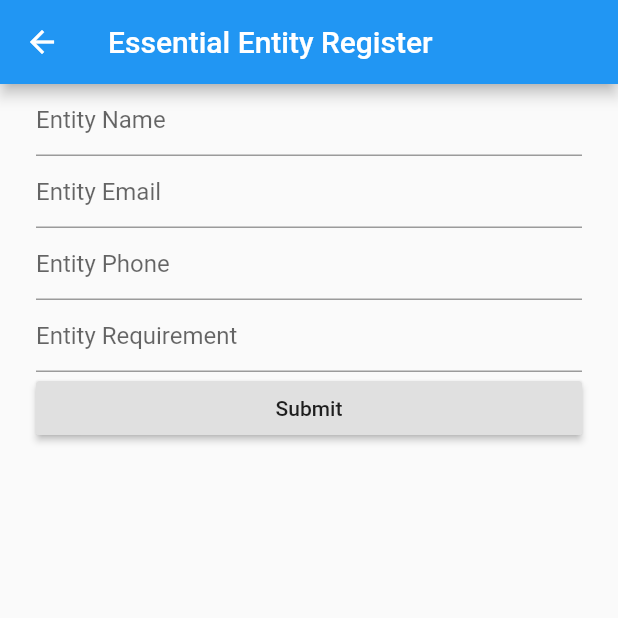
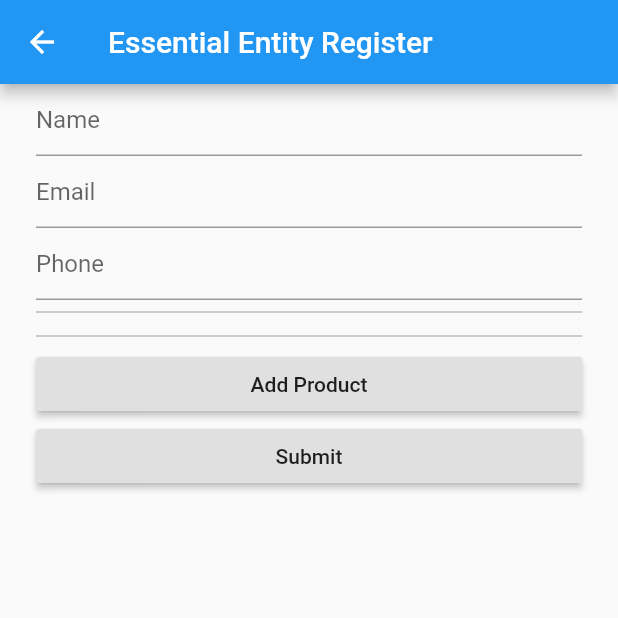
Before and after one commit to thinkforliving/frontend, a Flutter app: the ConsumerPage screen opened by its route, on a phone screen of 412 x 824 dp, the top half of it. Run offline on Flutter 3.47's test engine with Material 2 defaults, Android fonts, the phone set to English and light mode, and no system bars; our stand-ins replace cloud_firestore; accounts and stored records are empty.

Commit message:
add form to consumer

```diff
--- a/app/lib/consumerPage.dart
+++ b/app/lib/consumerPage.dart
@@ -1,4 +1,8 @@
+import 'package:cloud_firestore/cloud_firestore.dart';
 import 'package:flutter/material.dart';
+import 'package:thinkforliving/module/consumer.dart';
+
+import 'module/product.dart';
 
 class ConsumerPage extends StatefulWidget {
   static const String pageId = 'ConsumerPage';
@@ -12,16 +16,90 @@ class _ConsumerPageState extends State<ConsumerPage> {
   String _entityName;
   String _entityEmail;
   String _entityPhone;
-  String _entityRequirement;
+  List<Product> _products = [];
+  final List<Widget> _productsWidgets = [];
 
   void _validateAndSave() {
     final FormState form = _formKey.currentState;
     if (form.validate()) {
       form.save();
-      return;
+      Consumer consumer = Consumer(
+        name: _entityName,
+        email: _entityEmail,
+        phone: _entityPhone,
+        products: _products,
+      );
+      Firestore.instance.collection('consumers').add(consumer.toMap());
+      print('add to db');
     }
 
     return;
+  }
+
+  List<Widget> getInfoWidgets() {
+    return <Widget>[
+      TextFormField(
+        decoration: InputDecoration(
+          hintText: 'Name',
+        ),
+        onSaved: (String value) => _entityName = value,
+      ),
+      TextFormField(
+        decoration: InputDecoration(
+          hintText: 'Email',
+        ),
+        onSaved: (String value) => _entityEmail = value,
+      ),
+      TextFormField(
+        decoration: InputDecoration(
+          hintText: 'Phone',
+        ),
+        onSaved: (String value) => _entityPhone = value,
+      ),
+      Divider(
+        color: Colors.grey,
+      ),
+    ];
+  }
+
+  List<Widget> getProductAddButtonWidgets() {
+    return <Widget>[
+      Divider(
+        color: Colors.grey,
+      ),
+      RaisedButton(
+        onPressed: () {
+          setState(() {
+            _productsWidgets.add(
+              TextFormField(
+                decoration: InputDecoration(
+                  hintText: 'Product',
+                ),
+                onSaved: (String value) => _products.add(
+                  Product(
+                    productName: value,
+                  ),
+                ),
+              ),
+            );
+          });
+        },
+        child: Text(
+          'Add Product',
+        ),
+      ),
+    ];
+  }
+
+  List<Widget> getSubmitButtonWidgets() {
+    return <Widget>[
+      RaisedButton(
+        onPressed: () => _validateAndSave(),
+        child: Text(
+          'Submit',
+        ),
+      ),
+    ];
   }
 
   @override
@@ -39,38 +117,10 @@ class _ConsumerPageState extends State<ConsumerPage> {
           child: Form(
             key: _formKey,
             child: ListView(
-              children: <Widget>[
-                TextFormField(
-                  decoration: InputDecoration(
-                    hintText: 'Entity Name',
-                  ),
-                  onSaved: (String value) => _entityName = value,
-                ),
-                TextFormField(
-                  decoration: InputDecoration(
-                    hintText: 'Entity Email',
-                  ),
-                  onSaved: (String value) => _entityEmail = value,
-                ),
-                TextFormField(
-                  decoration: InputDecoration(
-                    hintText: 'Entity Phone',
-                  ),
-                  onSaved: (String value) => _entityPhone = value,
-                ),
-                TextFormField(
-                  decoration: InputDecoration(
-                    hintText: 'Entity Requirement',
-                  ),
-                  onSaved: (String value) => _entityRequirement = value,
-                ),
-                RaisedButton(
-                  onPressed: () => _validateAndSave(),
-                  child: Text(
-                    'Submit',
-                  ),
-                ),
-              ],
+              children: getInfoWidgets() +
+                  _productsWidgets +
+                  getProductAddButtonWidgets() +
+                  getSubmitButtonWidgets(),
             ),
           ),
         ),
--- /dev/null
+++ b/app/lib/module/consumer.dart
@@ -0,0 +1,58 @@
+import 'package:flutter/foundation.dart';
+
+import 'package:thinkforliving/module/product.dart';
+
+class Consumer {
+  final String name;
+  final String email;
+  final String phone;
+  final List<Product> products;
+  Consumer({
+    this.name,
+    this.email,
+    this.phone,
+    this.products,
+  });
+
+  Map<String, dynamic> toMap() {
+    return {
+      'name': name,
+      'email': email,
+      'phone': phone,
+      'products': List<dynamic>.from(products.map((x) => x.toMap())),
+    };
+  }
+
+  static Consumer fromMap(Map<String, dynamic> map) {
+    if (map == null) return null;
+
+    return Consumer(
+      name: map['name'],
+      email: map['email'],
+      phone: map['phone'],
+      products:
+          List<Product>.from(map['products']?.map((x) => Product.fromMap(x))),
+    );
+  }
+
+  @override
+  String toString() {
+    return 'Consumer(name: $name, email: $email, phone: $phone, products: $products)';
+  }
+
+  @override
+  bool operator ==(Object o) {
+    if (identical(this, o)) return true;
+
+    return o is Consumer &&
+        o.name == name &&
+        o.email == email &&
+        o.phone == phone &&
+        listEquals(o.products, products);
+  }
+
+  @override
+  int get hashCode {
+    return name.hashCode ^ email.hashCode ^ phone.hashCode ^ products.hashCode;
+  }
+}
--- /dev/null
+++ b/app/lib/module/product.dart
@@ -0,0 +1,33 @@
+class Product {
+  final String productName;
+  Product({
+    this.productName,
+  });
+
+  Map<String, dynamic> toMap() {
+    return {
+      'productName': productName,
+    };
+  }
+
+  static Product fromMap(Map<String, dynamic> map) {
+    if (map == null) return null;
+
+    return Product(
+      productName: map['productName'],
+    );
+  }
+
+  @override
+  String toString() => 'Product(productName: $productName)';
+
+  @override
+  bool operator ==(Object o) {
+    if (identical(this, o)) return true;
+
+    return o is Product && o.productName == productName;
+  }
+
+  @override
+  int get hashCode => productName.hashCode;
+}
```
